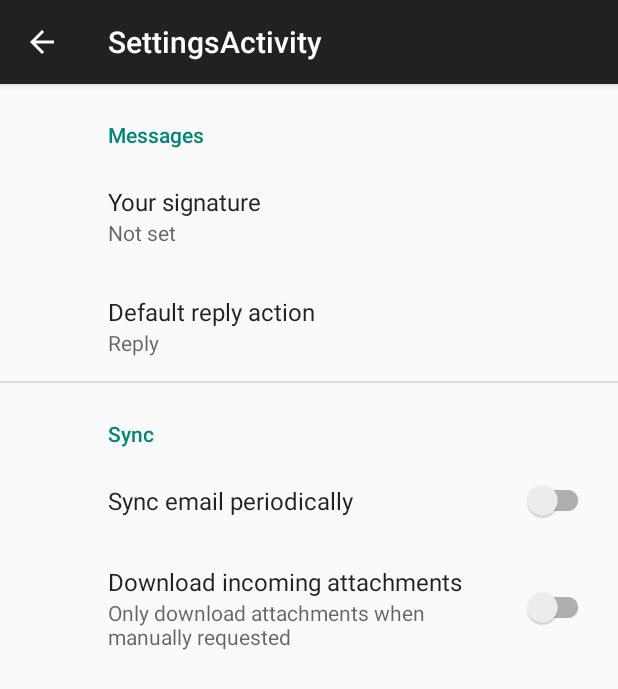
After one commit to kueda/UnderfootAndroid, an Android app: the SettingsActivity screen opened directly, with no data from a screen before it, on a phone screen of 412 x 824 dp. The commit adds this screen. Shown: the top 689 px of the screen. Run offline under Robolectric (Android 15) with nearby library versions, the phone set to English and light mode, and no system bars; our stand-ins replace androidx.preference.

Commit message:
drawer optimized and settings added

```diff
--- a/app/build.gradle
+++ b/app/build.gradle
@@ -78,6 +78,7 @@ dependencies {
 
     // Mapping
     implementation "com.mapzen.tangram:tangram:$tangram_version"
+    implementation 'androidx.preference:preference:1.1.+'
 
     // Slide-up panel. Can probably remove that when I remove the old activity
     repositories {
--- /dev/null
+++ b/app/src/main/java/rocks/underfoot/underfootandroid/setting/SettingsActivity.kt
@@ -0,0 +1,27 @@
+package rocks.underfoot.underfootandroid.setting
+
+import android.os.Bundle
+import androidx.appcompat.app.AppCompatActivity
+import androidx.preference.PreferenceFragmentCompat
+import rocks.underfoot.underfootandroid.R
+
+class SettingsActivity : AppCompatActivity() {
+
+    override fun onCreate(savedInstanceState: Bundle?) {
+        super.onCreate(savedInstanceState)
+        setContentView(R.layout.settings_activity)
+        if (savedInstanceState == null) {
+            supportFragmentManager
+                .beginTransaction()
+                .replace(R.id.settings, SettingsFragment())
+                .commit()
+        }
+        supportActionBar?.setDisplayHomeAsUpEnabled(true)
+    }
+
+    class SettingsFragment : PreferenceFragmentCompat() {
+        override fun onCreatePreferences(savedInstanceState: Bundle?, rootKey: String?) {
+            setPreferencesFromResource(R.xml.root_preferences, rootKey)
+        }
+    }
+}
--- /dev/null
+++ b/app/src/main/res/layout/settings_activity.xml
@@ -0,0 +1,11 @@
+<LinearLayout
+    xmlns:android="http://schemas.android.com/apk/res/android"
+    android:layout_width="match_parent"
+    android:layout_height="match_parent"
+    android:theme="@style/Theme.AppCompat.Light.DarkActionBar">
+
+    <FrameLayout
+        android:id="@+id/settings"
+        android:layout_width="match_parent"
+        android:layout_height="match_parent" />
+</LinearLayout>
--- a/app/src/main/res/menu/activity_main_drawer.xml
+++ b/app/src/main/res/menu/activity_main_drawer.xml
@@ -14,5 +14,8 @@
         <item
             android:id="@+id/nav_downloads"
             android:title="Downloads" />
+        <item
+            android:id="@+id/id_menu_setting"
+            android:title="Setting" />
     </group>
 </menu>
--- /dev/null
+++ b/app/src/main/res/values/arrays.xml
@@ -0,0 +1,12 @@
+<resources>
+    <!-- Reply Preference -->
+    <string-array name="reply_entries">
+        <item>Reply</item>
+        <item>Reply to all</item>
+    </string-array>
+
+    <string-array name="reply_values">
+        <item>reply</item>
+        <item>reply_all</item>
+    </string-array>
+</resources>
--- a/app/src/main/res/values/strings.xml
+++ b/app/src/main/res/values/strings.xml
@@ -7,4 +7,22 @@
     <string name="choose_downloads">Choose Downloads</string>
     <string name="lastDestinationPrefName">lastDestination</string>
     <string name="view_downstream_waterways">View downstream waterways</string>
+    <string name="title_activity_settings">SettingsActivity</string>
+
+    <!-- Preference Titles -->
+    <string name="messages_header">Messages</string>
+    <string name="sync_header">Sync</string>
+
+    <!-- Messages Preferences -->
+    <string name="signature_title">Your signature</string>
+    <string name="reply_title">Default reply action</string>
+
+    <!-- Sync Preferences -->
+    <string name="sync_title">Sync email periodically</string>
+    <string name="attachment_title">Download incoming attachments</string>
+    <string name="attachment_summary_on">Automatically download attachments for incoming emails
+    </string>
+    <string name="attachment_summary_off">Only download attachments when manually requested</string>
+    <string name="nav_open">open drawer</string>
+    <string name="nav_close">close drawer</string>
 </resources>
--- /dev/null
+++ b/app/src/main/res/xml/root_preferences.xml
@@ -0,0 +1,35 @@
+<PreferenceScreen xmlns:app="http://schemas.android.com/apk/res-auto">
+
+    <PreferenceCategory app:title="@string/messages_header">
+
+        <EditTextPreference
+            app:key="signature"
+            app:title="@string/signature_title"
+            app:useSimpleSummaryProvider="true" />
+
+        <ListPreference
+            app:defaultValue="reply"
+            app:entries="@array/reply_entries"
+            app:entryValues="@array/reply_values"
+            app:key="reply"
+            app:title="@string/reply_title"
+            app:useSimpleSummaryProvider="true" />
+
+    </PreferenceCategory>
+
+    <PreferenceCategory app:title="@string/sync_header">
+
+        <SwitchPreferenceCompat
+            app:key="sync"
+            app:title="@string/sync_title" />
+
+        <SwitchPreferenceCompat
+            app:dependency="sync"
+            app:key="attachment"
+            app:summaryOff="@string/attachment_summary_off"
+            app:summaryOn="@string/attachment_summary_on"
+            app:title="@string/attachment_title" />
+
+    </PreferenceCategory>
+
+</PreferenceScreen>
--- a/gradle.properties
+++ b/gradle.properties
@@ -16,7 +16,6 @@ org.gradle.jvmargs=-Xmx1536m
 # http://www.gradle.org/docs/current/userguide/multi_project_builds.html#sec:decoupled_projects
 # org.gradle.parallel=true
 
-
+kotlin.code.style=official
 android.useAndroidX=true
 android.enableJetifier=true
-kotlin.code.style=official
```
Also changed, not shown: app/src/main/AndroidManifest.xml (+17 -7 lines), app/src/main/java/rocks/underfoot/underfootandroid/MainActivity.kt (+69 -29 lines).
